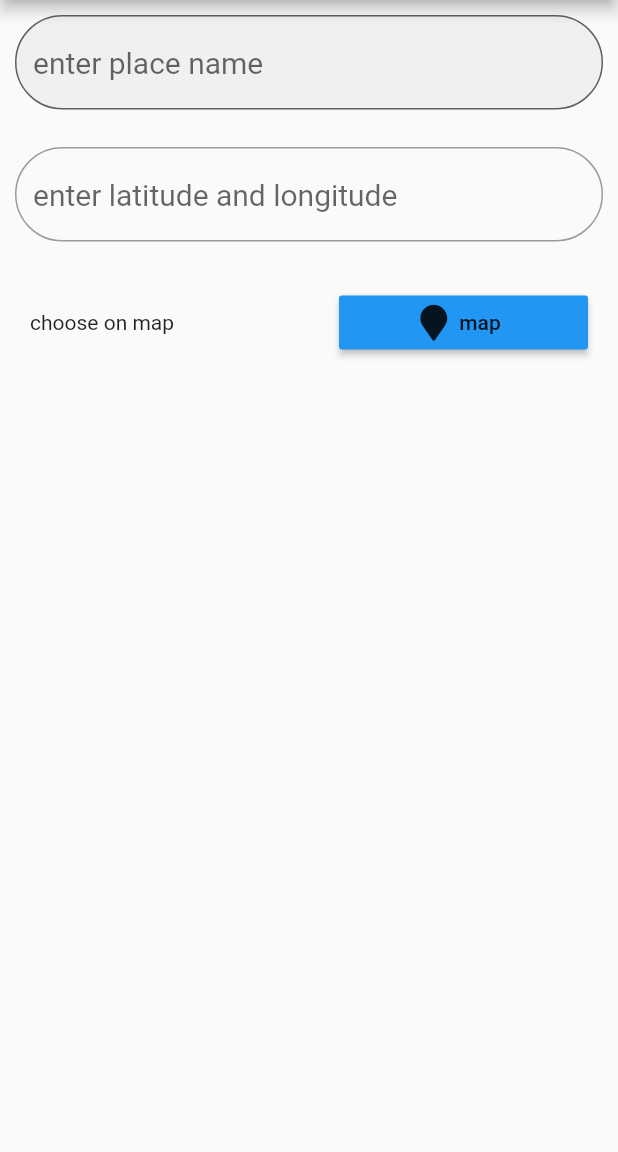
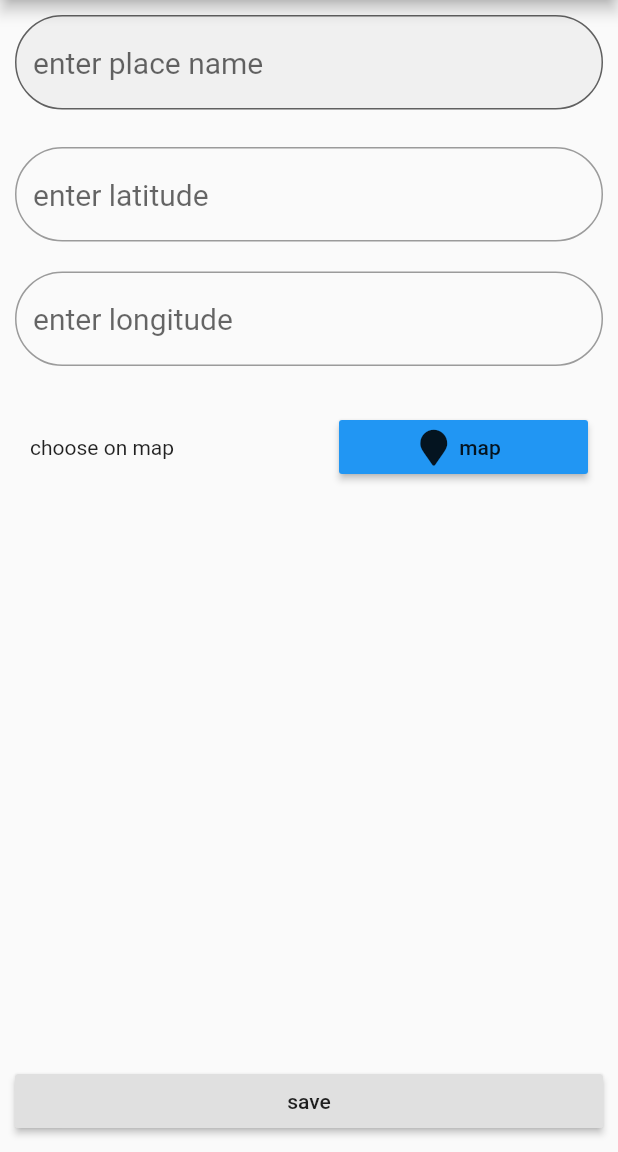
Before and after one commit to raghebzaki/voice-map, a Flutter app: the AddNewPlaceScreen screen opened by its route, on a phone screen of 412 x 824 dp, the part 84-1236 px from its top. Run offline on Flutter 3.47's test engine with Material 2 defaults, Android fonts, the phone set to English and light mode, and no system bars; our stand-ins replace flutter_tts, font_awesome_flutter, google_maps_flutter, location, speech_to_text, sqflite; accounts and stored records are empty.

```diff
--- a/lib/main.dart
+++ b/lib/main.dart
@@ -1,4 +1,5 @@
 import 'package:flutter/material.dart';
+import 'package:flutter_map/Database/MyDatabase.dart';
 import 'file:///C:/Users/raghebzaki/AndroidStudioProjects/flutter_map/lib/screens/MapScreen.dart';
 import 'package:flutter_map/screens/PlacesScreen.dart';
 import 'package:flutter_map/screens/AddNewPlaceScreen.dart';
@@ -7,7 +8,10 @@ import 'screens/ChooseOnMapScreen.dart';
 import 'widget/theme.dart';
 
 
-void main() {
+void main() async {
+  WidgetsFlutterBinding.ensureInitialized();
+  MyDatabase myDatabase =MyDatabase();
+  await myDatabase.database();
   runApp(MyApp());
 }
 
--- a/lib/screens/AddNewPlaceScreen.dart
+++ b/lib/screens/AddNewPlaceScreen.dart
@@ -1,28 +1,19 @@
 import 'package:flutter/material.dart';
+import 'package:flutter_map/screens/ChooseOnMapScreen.dart';
 import 'package:flutter_map/widget/menu.dart';
 import 'package:font_awesome_flutter/font_awesome_flutter.dart';
 import 'package:google_maps_flutter/google_maps_flutter.dart';
 
 class AddNewPlaceScreen extends StatefulWidget {
-  LatLng position;
-  AddNewPlaceScreen({this.position});
   @override
   _AddNewPlaceScreenState createState() => _AddNewPlaceScreenState();
 }
 
 class _AddNewPlaceScreenState extends State<AddNewPlaceScreen> {
-  LatLng position;
-  _AddNewPlaceScreenState({this.position});
+  LatLng location ;
+  var latController = TextEditingController();
+  var lngController = TextEditingController();
 
-  var location = TextEditingController();
-
-@override
-  void initState() {
-    // TODO: implement initState
-    super.initState();
-    print(position);
-    location.text=position as String;
-  }
   @override
   Widget build(BuildContext context) {
     var height= MediaQuery.of(context).size.height;
@@ -32,7 +23,9 @@ class _AddNewPlaceScreenState extends State<AddNewPlaceScreen> {
       appBar: AppBar(
         title: Text('Add New Place'),
       ),
-      body: Column(
+      body: Stack(
+        alignment: Alignment.bottomCenter,
+          children: [ Column(
             children: [
               Container(
                 margin: EdgeInsets.all(10.0),
@@ -59,15 +52,31 @@ class _AddNewPlaceScreenState extends State<AddNewPlaceScreen> {
                     border: OutlineInputBorder(
                       borderRadius: BorderRadius.circular(50),
                     ),
-                  hintText: 'enter latitude and longitude',
+                    hintText: 'enter latitude',
                     alignLabelWithHint: false,
                   ),
                   textAlign: TextAlign.start,
                   style: TextStyle(color: Colors.blueAccent, fontSize: 20,),
-                controller: location,
+                  controller: latController,
                 ),
               ),
 
+              Container(
+                margin: EdgeInsets.all(10.0),
+                //height: height*.2,
+                child: TextField(
+                  decoration: InputDecoration(
+                    border: OutlineInputBorder(
+                      borderRadius: BorderRadius.circular(50),
+                    ),
+                    hintText: 'enter longitude',
+                    alignLabelWithHint: false,
+                  ),
+                  textAlign: TextAlign.start,
+                  style: TextStyle(color: Colors.blueAccent, fontSize: 20,),
+                  controller: lngController,
+                ),
+              ),
 
               Padding(
                 padding: const EdgeInsets.all(20.0),
@@ -83,9 +92,7 @@ class _AddNewPlaceScreenState extends State<AddNewPlaceScreen> {
                         width: width*.5,
                         child: RaisedButton.icon(
                         color: Theme.of(context).primaryColor,
-                      onPressed: (){
-                        Navigator.of(context).pushNamed('ChooseOnMapScreen');
-                      },
+                        onPressed: (){_awaitReturnValue(context);},
                         icon: FaIcon(FontAwesomeIcons.mapMarker),
                         label: Text('map'),
                         ),
@@ -93,9 +100,33 @@ class _AddNewPlaceScreenState extends State<AddNewPlaceScreen> {
                     ),
                   ],
                 ),
-            )
+              ),
             ],
+        ),
+            Container(
+              margin: EdgeInsets.all(10),
+              width: MediaQuery.of(context).size.width,
+              child: RaisedButton(
+                child: Text('save'),
+                onPressed: () {
+                  Navigator.of(context).pushNamed('PlacesScreen');
+                },
+              ),
+            ),
+      ]
       ),
     );
   }
+  void _awaitReturnValue(BuildContext context) async {
+    LatLng result = await Navigator.push(
+        context,
+        MaterialPageRoute(
+          builder: (context) => ChooseOnMap(),
+        ));
+    setState(() {
+      location = result;
+      latController.text =location.latitude.toString();
+      lngController.text =location.longitude.toString();
+    });
   }
+}
```
Also changed, not shown: lib/Database/MyDatabase.dart (added, +57 -0 lines), lib/Database/PlaceList.dart (added, +43 -0 lines), lib/screens/ChooseOnMapScreen.dart (+10 -11 lines), lib/screens/PlacesScreen.dart (+16 -3 lines). Lines whose indentation alone changed are shown as unchanged.
